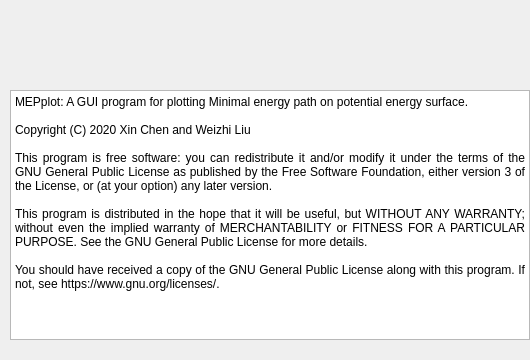
This is ui/about.ui in XinChenQC/MEPplot as Qt 5 draws it before an edit. The edited form follows.
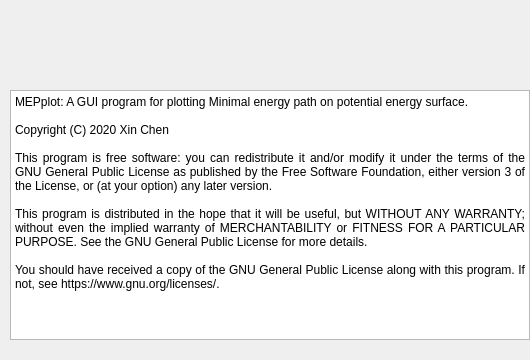
This is the edited form.

```diff
--- a/ui/about.ui
+++ b/ui/about.ui
@@ -59,7 +59,7 @@
 &lt;/style&gt;&lt;/head&gt;&lt;body style=&quot; font-family:'SimSun'; font-size:9pt; font-weight:400; font-style:normal;&quot;&gt;
 &lt;p align=&quot;justify&quot; style=&quot; margin-top:0px; margin-bottom:0px; margin-left:0px; margin-right:0px; -qt-block-indent:0; text-indent:0px;&quot;&gt;MEPplot: A GUI program for plotting Minimal energy path on potential energy surface. &lt;/p&gt;
 &lt;p align=&quot;justify&quot; style=&quot;-qt-paragraph-type:empty; margin-top:0px; margin-bottom:0px; margin-left:0px; margin-right:0px; -qt-block-indent:0; text-indent:0px;&quot;&gt;&lt;br /&gt;&lt;/p&gt;
-&lt;p align=&quot;justify&quot; style=&quot; margin-top:0px; margin-bottom:0px; margin-left:0px; margin-right:0px; -qt-block-indent:0; text-indent:0px;&quot;&gt;Copyright (C) 2020 Xin Chen and Weizhi Liu&lt;/p&gt;
+&lt;p align=&quot;justify&quot; style=&quot; margin-top:0px; margin-bottom:0px; margin-left:0px; margin-right:0px; -qt-block-indent:0; text-indent:0px;&quot;&gt;Copyright (C) 2020 Xin Chen&lt;/p&gt;
 &lt;p align=&quot;justify&quot; style=&quot;-qt-paragraph-type:empty; margin-top:0px; margin-bottom:0px; margin-left:0px; margin-right:0px; -qt-block-indent:0; text-indent:0px;&quot;&gt;&lt;br /&gt;&lt;/p&gt;
 &lt;p align=&quot;justify&quot; style=&quot; margin-top:0px; margin-bottom:0px; margin-left:0px; margin-right:0px; -qt-block-indent:0; text-indent:0px;&quot;&gt;This program is free software: you can redistribute it and/or modify it under the terms of the GNU General Public License as published by the Free Software Foundation, either version 3 of the License, or (at your option) any later version.&lt;/p&gt;
 &lt;p align=&quot;justify&quot; style=&quot;-qt-paragraph-type:empty; margin-top:0px; margin-bottom:0px; margin-left:0px; margin-right:0px; -qt-block-indent:0; text-indent:0px;&quot;&gt;&lt;br /&gt;&lt;/p&gt;
```
